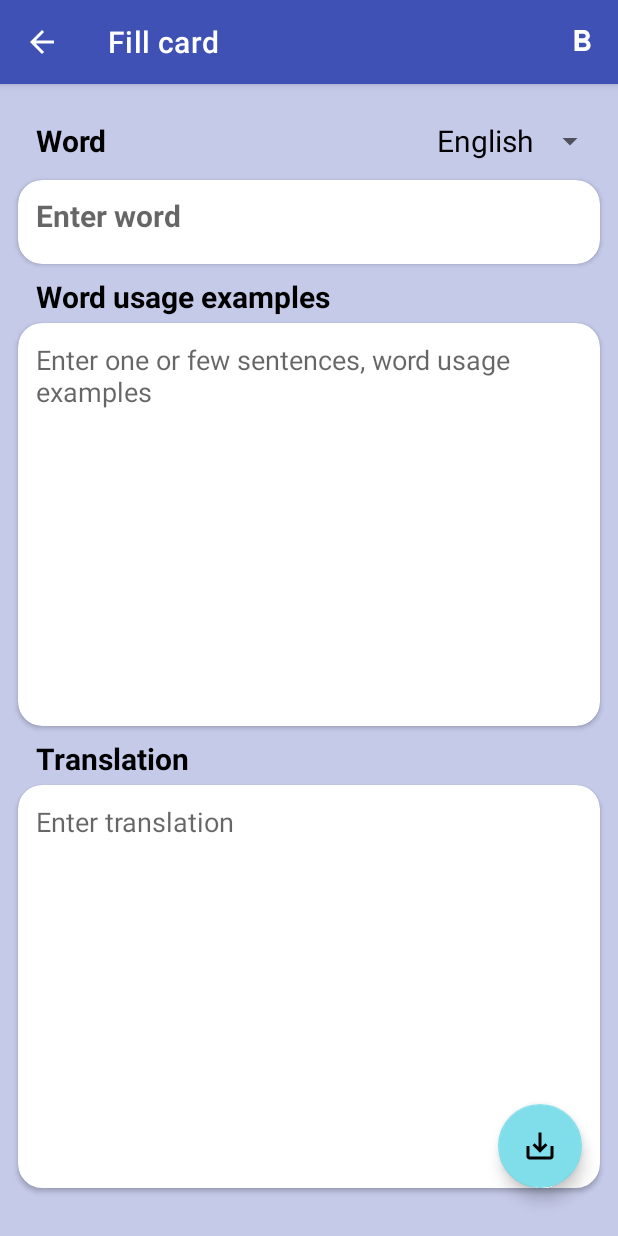
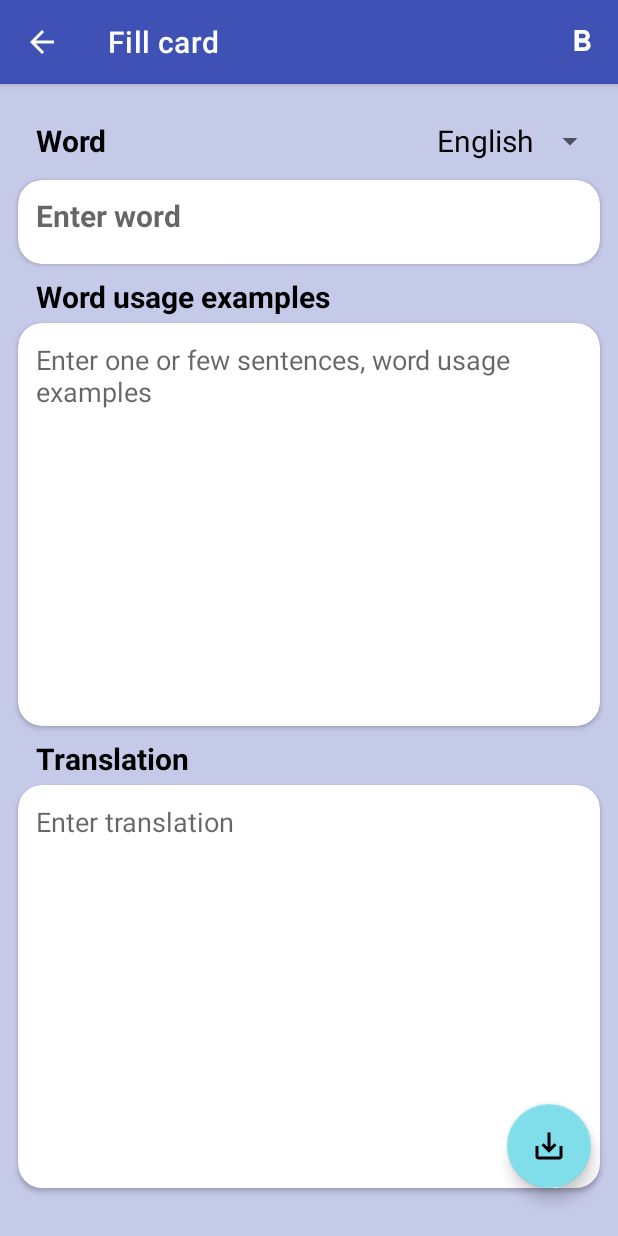
Before and after one commit to D-ArtGit/Linguatheka, an Android app: the CardActivity screen opened directly, with no data from a screen before it, on a phone screen of 412 x 824 dp. Run offline under Robolectric (Android 15) with nearby library versions, the phone set to English and light mode, and no system bars; 1 statement that could not run was skipped.

Commit message:
81 - Bold in selected text toolbar, btFab position and edittext margin

```diff
--- a/app/src/main/AndroidManifest.xml
+++ b/app/src/main/AndroidManifest.xml
@@ -45,6 +45,7 @@
         <activity
             android:name=".settings.SettingsActivity"
             android:exported="false"
+            android:parentActivityName=".activities.MainActivity"
             android:label="@string/title_activity_settings" />
         <activity
             android:name=".activities.CardActivity"
--- a/app/src/main/java/ru/dartx/wordcards/activities/MainActivity.kt
+++ b/app/src/main/java/ru/dartx/wordcards/activities/MainActivity.kt
@@ -285,6 +285,7 @@ class MainActivity : AppCompatActivity(), CoroutineScope by MainScope(), CardAda
                 editor.putString("avatar", "")
                 editor.putBoolean("hide_login_button", false)
                 editor.putBoolean("sign_in_state", false)
+                editor.putBoolean("auto_backup", false)
                 editor.apply()
                 nvBinding.btSignIn.text = getString(R.string.sign_in)
                 nvBinding.btSignIn.visibility = View.VISIBLE
--- a/app/src/main/res/layout/activity_card.xml
+++ b/app/src/main/res/layout/activity_card.xml
@@ -21,7 +21,7 @@
             android:layout_width="wrap_content"
             android:layout_height="wrap_content"
             android:layout_gravity="bottom|end"
-            android:layout_marginEnd="24dp"
+            android:layout_marginEnd="18dp"
             android:layout_marginBottom="32dp"
             android:clickable="true"
             android:contentDescription="@string/save"
@@ -159,7 +159,9 @@
                         android:id="@+id/edExamples"
                         android:layout_width="match_parent"
                         android:layout_height="match_parent"
-                        android:layout_margin="12dp"
+                        android:layout_marginVertical="12dp"
+                        android:layout_marginStart="12dp"
+                        android:layout_marginEnd="44dp"
                         android:autofillHints=""
                         android:background="@null"
                         android:ems="10"
@@ -207,7 +209,9 @@
                         android:id="@+id/edTranslation"
                         android:layout_width="match_parent"
                         android:layout_height="match_parent"
-                        android:layout_margin="12dp"
+                        android:layout_marginVertical="12dp"
+                        android:layout_marginStart="12dp"
+                        android:layout_marginEnd="44dp"
                         android:autofillHints=""
                         android:background="@null"
                         android:ems="10"
--- a/app/src/main/res/layout/activity_main.xml
+++ b/app/src/main/res/layout/activity_main.xml
@@ -56,7 +56,8 @@
             android:layout_width="wrap_content"
             android:layout_height="wrap_content"
             android:layout_gravity="bottom|end"
-            android:layout_margin="24dp"
+            android:layout_marginEnd="18dp"
+            android:layout_marginBottom="32dp"
             android:clickable="true"
             android:contentDescription="@string/create"
             app:layout_behavior="com.google.android.material.behavior.HideBottomViewOnScrollBehavior"
--- /dev/null
+++ b/app/src/main/res/menu/selected_text_menu.xml
@@ -0,0 +1,9 @@
+<?xml version="1.0" encoding="utf-8"?>
+<menu xmlns:android="http://schemas.android.com/apk/res/android"
+    xmlns:app="http://schemas.android.com/apk/res-auto">
+    <item
+        android:id="@+id/bold"
+        android:orderInCategory="50"
+        android:title="@string/bold"
+        app:showAsAction="always"/>
+</menu>
--- a/app/src/main/res/values/strings.xml
+++ b/app/src/main/res/values/strings.xml
@@ -111,7 +111,7 @@
     <string name="file_name" translatable="false">wordcards.db</string>
     <string name="restore_message1">Do you really want to restore cards from Google Drive?</string>
     <string name="restore_message2">All cards that were created after last backup will be deleted.</string>
-    <string name="login_to_google">Login to Google first to restore cards</string>
+    <string name="login_to_google">Login to Google first to backup and restore cards</string>
     <string name="relogin_to_google">Re-login to Google and accept all permissions</string>
     <string name="restore_item">Restore from Google Drive</string>
     <string name="restored_success">Cards have been restored successfully</string>
--- a/app/src/main/res/xml/root_preferences.xml
+++ b/app/src/main/res/xml/root_preferences.xml
@@ -79,7 +79,7 @@
 
 
         <CheckBoxPreference
-            app:defaultValue="true"
+            app:defaultValue="false"
             app:iconSpaceReserved="false"
             app:key="auto_backup"
             app:title="@string/auto_backup"
```
Also changed, not shown: app/src/main/java/ru/dartx/wordcards/activities/CardActivity.kt (+103 -74 lines), app/src/main/java/ru/dartx/wordcards/settings/SettingsActivity.kt (+28 -10 lines), 1 other file.
